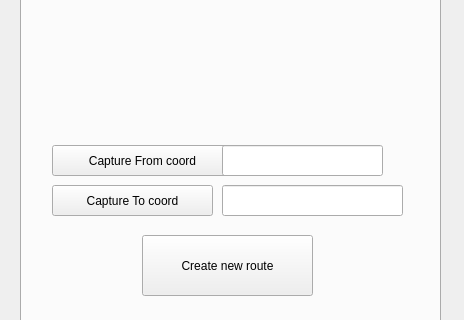
This is transition_qgis_dockwidget_base.ui in chairemobilite/transition_qgis as Qt 5 draws it before an edit; both pictures show x 0 to 464 and y 361 to 681 of the 464 by 903 pixel window. The edited form follows.
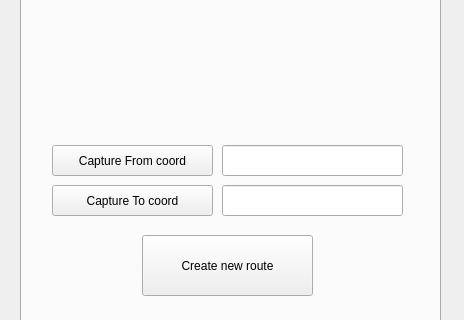
This is the edited form. The open tabs and pages were chosen to show the change.

Commit message: Revert some interface changes

```diff
--- a/transition_qgis_dockwidget_base.ui
+++ b/transition_qgis_dockwidget_base.ui
@@ -86,7 +86,7 @@
       <rect>
        <x>30</x>
        <y>450</y>
-       <width>181</width>
+       <width>161</width>
        <height>31</height>
       </rect>
      </property>
@@ -109,7 +109,7 @@
       <rect>
        <x>200</x>
        <y>450</y>
-       <width>161</width>
+       <width>181</width>
        <height>31</height>
       </rect>
      </property>
```
Left out of the diff: 2 changed lines with no effect on the pictures.
